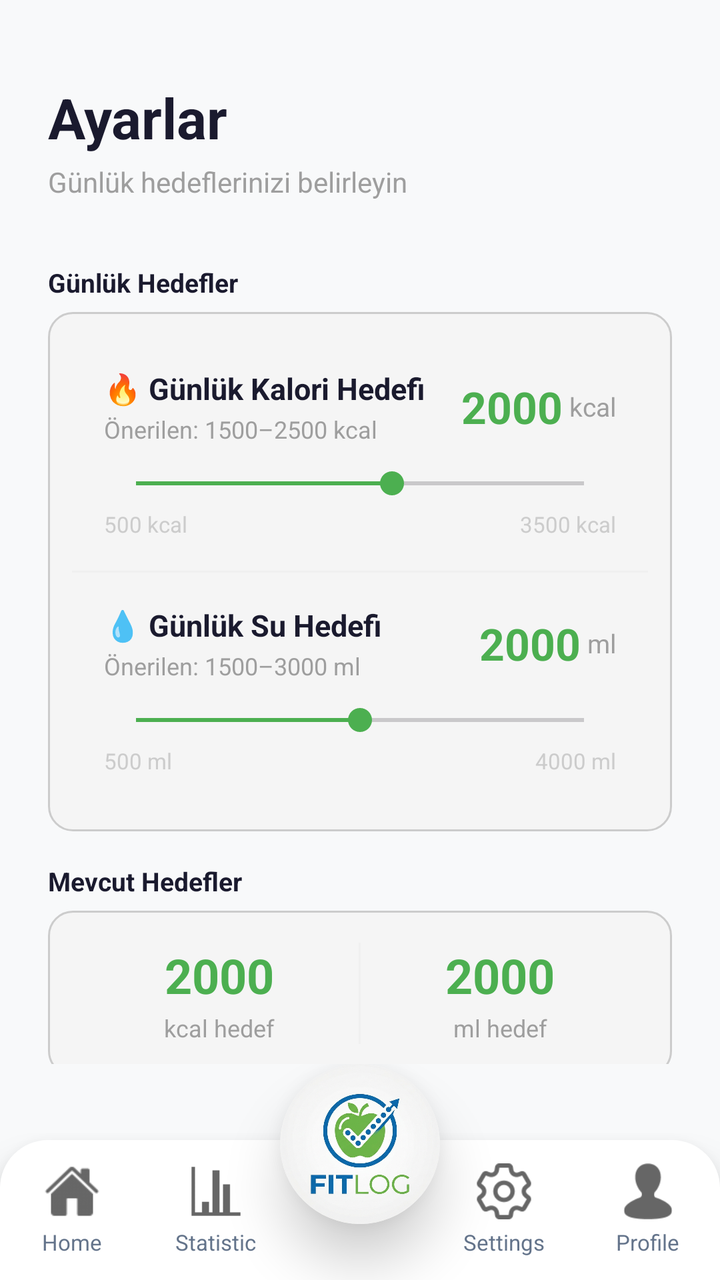
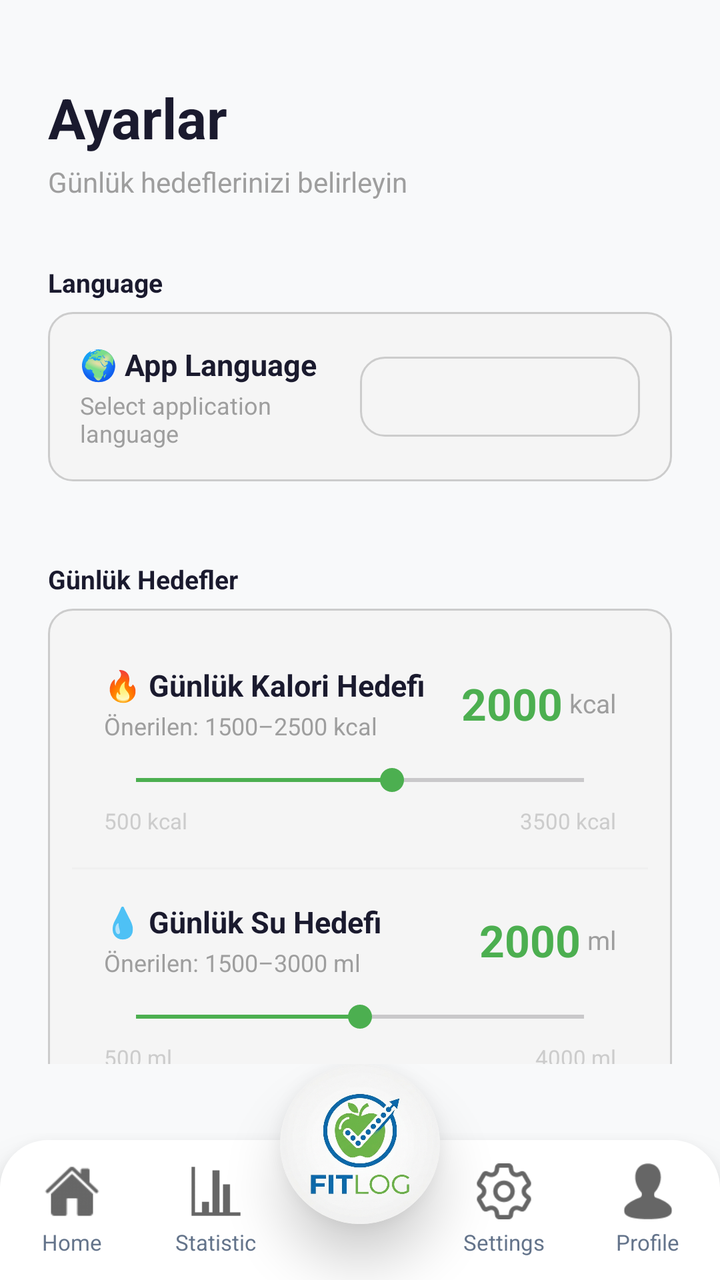

An Android layout rendered at two revisions. The XML below is the earlier revision; the diff shows what the commit changed to produce the second picture.
<!-- AndroidManifest.xml: application theme Theme.FitLog -->
<!-- res/layout/activity_settings.xml -->
<?xml version="1.0" encoding="utf-8"?>
<androidx.constraintlayout.widget.ConstraintLayout xmlns:android="http://schemas.android.com/apk/res/android"
    xmlns:app="http://schemas.android.com/apk/res-auto"
    xmlns:tools="http://schemas.android.com/tools"
    android:id="@+id/main"
    android:layout_width="match_parent"
    android:layout_height="match_parent"
    android:background="#F8F9FA"
    tools:context=".SettingsActivity">

    <androidx.core.widget.NestedScrollView
        android:layout_width="match_parent"
        android:layout_height="0dp"
        android:fillViewport="true"
        app:layout_constraintTop_toTopOf="parent"
        app:layout_constraintBottom_toTopOf="@id/navBarInclude">

        <LinearLayout
            android:layout_width="match_parent"
            android:layout_height="wrap_content"
            android:orientation="vertical"
            android:paddingStart="24dp"
            android:paddingEnd="24dp"
            android:paddingTop="40dp"
            android:paddingBottom="24dp">

            
            <TextView
                android:layout_width="wrap_content"
                android:layout_height="wrap_content"
                android:text="Ayarlar"
                android:textSize="28sp"
                android:textStyle="bold"
                android:textColor="#1A1A2E"
                android:layout_marginBottom="4dp" />

            <TextView
                android:layout_width="wrap_content"
                android:layout_height="wrap_content"
                android:text="Günlük hedeflerinizi belirleyin"
                android:textSize="14sp"
                android:textColor="#9E9E9E"
                android:layout_marginBottom="32dp" />

            
            <TextView
                android:layout_width="wrap_content"
                android:layout_height="wrap_content"
                android:text="Günlük Hedefler"
                android:textSize="13sp"
                android:textStyle="bold"
                android:textColor="#1A1A2E"
                android:layout_marginBottom="6dp" />

            
            <LinearLayout
                android:layout_width="match_parent"
                android:layout_height="wrap_content"
                android:orientation="vertical"
                android:background="@drawable/edittext_bg"
                android:layout_marginBottom="16dp">

                
                <LinearLayout
                    android:layout_width="match_parent"
                    android:layout_height="wrap_content"
                    android:orientation="vertical"
                    android:paddingStart="16dp"
                    android:paddingEnd="16dp"
                    android:paddingTop="16dp"
                    android:paddingBottom="16dp">

                    <LinearLayout
                        android:layout_width="match_parent"
                        android:layout_height="wrap_content"
                        android:orientation="horizontal"
                        android:gravity="center_vertical"
                        android:layout_marginBottom="10dp">

                        <LinearLayout
                            android:layout_width="0dp"
                            android:layout_height="wrap_content"
                            android:layout_weight="1"
                            android:orientation="vertical">

                            <TextView
                                android:layout_width="wrap_content"
                                android:layout_height="wrap_content"
                                android:text="🔥 Günlük Kalori Hedefi"
                                android:textSize="15sp"
                                android:textStyle="bold"
                                android:textColor="#1A1A2E" />

                            <TextView
                                android:layout_width="wrap_content"
                                android:layout_height="wrap_content"
                                android:text="Önerilen: 1500–2500 kcal"
                                android:textSize="12sp"
                                android:textColor="#9E9E9E"
                                android:layout_marginTop="2dp" />

                        </LinearLayout>

                        <TextView
                            android:id="@+id/tvCalorieGoalValue"
                            android:layout_width="wrap_content"
                            android:layout_height="wrap_content"
                            android:text="2000"
                            android:textSize="22sp"
                            android:textStyle="bold"
                            android:textColor="#4CAF50" />

                        <TextView
                            android:layout_width="wrap_content"
                            android:layout_height="wrap_content"
                            android:text=" kcal"
                            android:textSize="13sp"
                            android:textColor="#9E9E9E" />

                    </LinearLayout>

                    
                    <SeekBar
                        android:id="@+id/seekBarCalorie"
                        android:layout_width="match_parent"
                        android:layout_height="wrap_content"
                        android:max="3500"
                        android:progress="2000"
                        android:progressTint="#4CAF50"
                        android:thumbTint="#4CAF50" />

                    <LinearLayout
                        android:layout_width="match_parent"
                        android:layout_height="wrap_content"
                        android:orientation="horizontal"
                        android:layout_marginTop="4dp">

                        <TextView
                            android:layout_width="0dp"
                            android:layout_height="wrap_content"
                            android:layout_weight="1"
                            android:text="500 kcal"
                            android:textSize="11sp"
                            android:textColor="#CCCCCC" />

                        <TextView
                            android:layout_width="wrap_content"
                            android:layout_height="wrap_content"
                            android:text="3500 kcal"
                            android:textSize="11sp"
                            android:textColor="#CCCCCC" />

                    </LinearLayout>

                </LinearLayout>

                <View
                    android:layout_width="match_parent"
                    android:layout_height="1dp"
                    android:background="#F0F0F0" />

                
                <LinearLayout
                    android:layout_width="match_parent"
                    android:layout_height="wrap_content"
                    android:orientation="vertical"
                    android:paddingStart="16dp"
                    android:paddingEnd="16dp"
                    android:paddingTop="16dp"
                    android:paddingBottom="16dp">

                    <LinearLayout
                        android:layout_width="match_parent"
                        android:layout_height="wrap_content"
                        android:orientation="horizontal"
                        android:gravity="center_vertical"
                        android:layout_marginBottom="10dp">

                        <LinearLayout
                            android:layout_width="0dp"
                            android:layout_height="wrap_content"
                            android:layout_weight="1"
                            android:orientation="vertical">

                            <TextView
                                android:layout_width="wrap_content"
                                android:layout_height="wrap_content"
                                android:text="💧 Günlük Su Hedefi"
                                android:textSize="15sp"
                                android:textStyle="bold"
                                android:textColor="#1A1A2E" />

                            <TextView
                                android:layout_width="wrap_content"
                                android:layout_height="wrap_content"
                                android:text="Önerilen: 1500–3000 ml"
                                android:textSize="12sp"
                                android:textColor="#9E9E9E"
                                android:layout_marginTop="2dp" />

                        </LinearLayout>

                        <TextView
                            android:id="@+id/tvWaterGoalValue"
                            android:layout_width="wrap_content"
                            android:layout_height="wrap_content"
                            android:text="2000"
                            android:textSize="22sp"
                            android:textStyle="bold"
                            android:textColor="#4CAF50" />

                        <TextView
                            android:layout_width="wrap_content"
                            android:layout_height="wrap_content"
                            android:text=" ml"
                            android:textSize="13sp"
                            android:textColor="#9E9E9E" />

                    </LinearLayout>

                    
                    <SeekBar
                        android:id="@+id/seekBarWater"
                        android:layout_width="match_parent"
                        android:layout_height="wrap_content"
                        android:max="4000"
                        android:progress="2000"
                        android:progressTint="#4CAF50"
                        android:thumbTint="#4CAF50" />

                    <LinearLayout
                        android:layout_width="match_parent"
                        android:layout_height="wrap_content"
                        android:orientation="horizontal"
                        android:layout_marginTop="4dp">

                        <TextView
                            android:layout_width="0dp"
                            android:layout_height="wrap_content"
                            android:layout_weight="1"
                            android:text="500 ml"
                            android:textSize="11sp"
                            android:textColor="#CCCCCC" />

                        <TextView
                            android:layout_width="wrap_content"
                            android:layout_height="wrap_content"
                            android:text="4000 ml"
                            android:textSize="11sp"
                            android:textColor="#CCCCCC" />

                    </LinearLayout>

                </LinearLayout>

            </LinearLayout>

            
            <TextView
                android:layout_width="wrap_content"
                android:layout_height="wrap_content"
                android:text="Mevcut Hedefler"
                android:textSize="13sp"
                android:textStyle="bold"
                android:textColor="#1A1A2E"
                android:layout_marginBottom="6dp" />

            <LinearLayout
                android:layout_width="match_parent"
                android:layout_height="wrap_content"
                android:orientation="horizontal"
                android:background="@drawable/edittext_bg"
                android:padding="16dp"
                android:layout_marginBottom="24dp">

                <LinearLayout
                    android:layout_width="0dp"
                    android:layout_height="wrap_content"
                    android:layout_weight="1"
                    android:orientation="vertical"
                    android:gravity="center">

                    <TextView
                        android:id="@+id/tvCurrentCalorieGoal"
                        android:layout_width="wrap_content"
                        android:layout_height="wrap_content"
                        android:text="2000"
                        android:textSize="24sp"
                        android:textStyle="bold"
                        android:textColor="#4CAF50" />

                    <TextView
                        android:layout_width="wrap_content"
                        android:layout_height="wrap_content"
                        android:text="kcal hedef"
                        android:textSize="12sp"
                        android:textColor="#9E9E9E"
                        android:layout_marginTop="2dp" />

                </LinearLayout>

                <View
                    android:layout_width="1dp"
                    android:layout_height="match_parent"
                    android:background="#F0F0F0" />

                <LinearLayout
                    android:layout_width="0dp"
                    android:layout_height="wrap_content"
                    android:layout_weight="1"
                    android:orientation="vertical"
                    android:gravity="center">

                    <TextView
                        android:id="@+id/tvCurrentWaterGoal"
                        android:layout_width="wrap_content"
                        android:layout_height="wrap_content"
                        android:text="2000"
                        android:textSize="24sp"
                        android:textStyle="bold"
                        android:textColor="#4CAF50" />

                    <TextView
                        android:layout_width="wrap_content"
                        android:layout_height="wrap_content"
                        android:text="ml hedef"
                        android:textSize="12sp"
                        android:textColor="#9E9E9E"
                        android:layout_marginTop="2dp" />

                </LinearLayout>

            </LinearLayout>

            
            <Button
                android:id="@+id/btnSaveSettings"
                android:layout_width="match_parent"
                android:layout_height="52dp"
                android:text="Hedefleri Kaydet"
                android:textSize="16sp"
                android:textStyle="bold"
                android:textColor="#FFFFFF"
                android:backgroundTint="#4CAF50" />

        </LinearLayout>

    </androidx.core.widget.NestedScrollView>

    <include
        android:id="@+id/navBarInclude"
        layout="@layout/nav_bar"
        android:layout_width="match_parent"
        android:layout_height="wrap_content"
        app:layout_constraintBottom_toBottomOf="parent" />

</androidx.constraintlayout.widget.ConstraintLayout>
<!-- res/layout/nav_bar.xml (included above) -->
<?xml version="1.0" encoding="utf-8"?>
<androidx.constraintlayout.widget.ConstraintLayout xmlns:android="http://schemas.android.com/apk/res/android"
    android:layout_width="match_parent"
    android:layout_height="match_parent"
    xmlns:app="http://schemas.android.com/apk/res-auto">

    <LinearLayout
        android:id="@+id/bottom_bar_container"
        android:layout_width="match_parent"
        android:layout_height="70dp"
        android:orientation="horizontal"
        android:background="@drawable/nav_bar_bg"
        android:weightSum="5"
        android:elevation="12dp"
        android:paddingVertical="8dp"
        app:layout_constraintBottom_toBottomOf="parent"
        app:layout_constraintStart_toStartOf="parent"
        app:layout_constraintEnd_toEndOf="parent">

        <LinearLayout
            android:layout_width="0dp"
            android:clickable="true"
            android:focusable="true"
            android:onClick="navHomePage"
            android:layout_height="match_parent"
            android:layout_weight="1"
            android:orientation="vertical"
            android:gravity="center"
            android:background="?attr/selectableItemBackgroundBorderless">

            <ImageView
                android:layout_width="28dp"
                android:layout_height="28dp"
                android:src="@drawable/mainpage"
                android:alpha="0.6"
                android:contentDescription="Home Page"/>

            <TextView
                android:layout_width="wrap_content"
                android:layout_height="wrap_content"
                android:layout_marginTop="4dp"
                android:text="Home"
                android:textSize="11sp"
                android:textAlignment="center"
                android:textColor="#64748B"/>
        </LinearLayout>

        <LinearLayout
            android:layout_width="0dp"
            android:layout_height="match_parent"
            android:clickable="true"
            android:focusable="true"
            android:onClick="navStatistic"
            android:layout_weight="1"
            android:orientation="vertical"
            android:gravity="center"
            android:background="?attr/selectableItemBackgroundBorderless">

            <ImageView
                android:layout_width="28dp"
                android:layout_height="28dp"
                android:src="@drawable/statistic"
                android:alpha="0.6"
                android:contentDescription="Quiz"/>

            <TextView
                android:layout_width="wrap_content"
                android:layout_height="wrap_content"
                android:layout_marginTop="4dp"
                android:text="Statistic"
                android:textSize="11sp"
                android:textColor="#64748B"/>
        </LinearLayout>

        <View
            android:layout_width="0dp"
            android:layout_height="match_parent"
            android:layout_weight="1"/>

        <LinearLayout
            android:layout_width="0dp"
            android:layout_height="match_parent"
            android:layout_weight="1"
            android:orientation="vertical"
            android:clickable="true"
            android:focusable="true"
            android:onClick="goToEducation"
            android:gravity="center"
            android:background="?attr/selectableItemBackgroundBorderless">

            <ImageView
                android:layout_width="28dp"
                android:layout_height="28dp"
                android:src="@drawable/setting"
                android:alpha="0.6"
                android:contentDescription="Education"/>

            <TextView
                android:layout_width="wrap_content"
                android:layout_height="wrap_content"
                android:layout_marginTop="4dp"
                android:text="Settings"
                android:textSize="11sp"
                android:textColor="#64748B"/>
        </LinearLayout>

        <LinearLayout
            android:layout_width="0dp"
            android:layout_height="match_parent"
            android:layout_weight="1"
            android:orientation="vertical"
            android:clickable="true"
            android:focusable="true"
            android:onClick="navProfile"
            android:gravity="center"
            android:background="?attr/selectableItemBackgroundBorderless">

            <ImageView
                android:layout_width="28dp"
                android:layout_height="28dp"
                android:src="@drawable/profile"
                android:alpha="0.6"
                android:contentDescription="About Us"/>

            <TextView
                android:layout_width="wrap_content"
                android:layout_height="wrap_content"
                android:layout_marginTop="4dp"
                android:text="Profile"
                android:textAlignment="center"
                android:textSize="11sp"
                android:textColor="#64748B"/>
        </LinearLayout>

    </LinearLayout>

    
    <androidx.cardview.widget.CardView
        android:layout_width="80dp"
        android:layout_height="80dp"
        android:layout_marginBottom="28dp"
        app:cardCornerRadius="40dp"
        app:cardElevation="16dp"
        app:cardBackgroundColor="@android:color/white"
        app:layout_constraintBottom_toBottomOf="parent"
        app:layout_constraintStart_toStartOf="parent"
        app:layout_constraintEnd_toEndOf="parent">

        <ImageView
            android:id="@+id/center_logo"
            android:clickable="true"
            android:focusable="true"
            android:onClick="navHomePage"
            android:layout_width="match_parent"
            android:layout_height="match_parent"
            android:src="@drawable/applogo"
            android:scaleType="centerCrop"
            android:contentDescription="Center Logo"/>

    </androidx.cardview.widget.CardView>

</androidx.constraintlayout.widget.ConstraintLayout>
<!-- resources referenced by this layout -->
<resources>
  <!-- drawable applogo: png bitmap (drawable, 927658 bytes) -->
  <!-- drawable edittext_bg (drawable) -->
  <?xml version="1.0" encoding="utf-8"?>
  <selector xmlns:android="http://schemas.android.com/apk/res/android">
  
      
      <item android:state_focused="true">
          <shape>
              <solid android:color="#FFFFFF"/>
              <corners android:radius="12dp"/>
              <stroke
                  android:width="2dp"
                  android:color="#4CAF50"/>
              <padding
                  android:left="12dp"
                  android:right="12dp"
                  android:top="12dp"
                  android:bottom="12dp"/>
          </shape>
      </item>
  
      
      <item>
          <shape>
              <solid android:color="#F5F5F5"/>
              <corners android:radius="12dp"/>
              <stroke
                  android:width="1dp"
                  android:color="#CCCCCC"/>
              <padding
                  android:left="12dp"
                  android:right="12dp"
                  android:top="12dp"
                  android:bottom="12dp"/>
          </shape>
      </item>
  
  </selector>
  <!-- drawable mainpage: png bitmap (drawable, 942 bytes) -->
  <!-- drawable nav_bar_bg (drawable) -->
  <?xml version="1.0" encoding="utf-8"?>
  <shape xmlns:android="http://schemas.android.com/apk/res/android"
      android:shape="rectangle">
      <solid android:color="#FFFFFF" />
      <corners
          android:topLeftRadius="24dp"
          android:topRightRadius="24dp" />
  </shape>
  <!-- drawable profile: png bitmap (drawable, 763 bytes) -->
  <!-- drawable setting: png bitmap (drawable, 1731 bytes) -->
  <!-- drawable statistic: png bitmap (drawable, 151 bytes) -->
  <style name="Theme.FitLog" parent="Base.Theme.FitLog" />
  <style name="Base.Theme.FitLog" parent="Theme.Material3.Light.NoActionBar">
          
          
      </style>
</resources>

<!-- the commit's change to res/layout/activity_settings.xml (unified diff, before → after) -->
@@ -41,6 +41,67 @@
                 android:textSize="14sp"
                 android:textColor="#9E9E9E"
                 android:layout_marginBottom="32dp" />
+
+            <LinearLayout
+                android:layout_width="match_parent"
+                android:orientation="vertical"
+                android:layout_marginBottom="16dp"
+                android:layout_height="wrap_content">
+
+                
+                <TextView
+                    android:layout_width="wrap_content"
+                    android:layout_height="wrap_content"
+                    android:text="Language"
+                    android:textSize="13sp"
+                    android:textStyle="bold"
+                    android:textColor="#1A1A2E"
+                    android:layout_marginBottom="6dp" />
+
+                
+                <LinearLayout
+                    android:layout_width="match_parent"
+                    android:layout_height="wrap_content"
+                    android:orientation="horizontal"
+                    android:background="@drawable/edittext_bg"
+                    android:padding="16dp"
+                    android:gravity="center_vertical"
+                    android:layout_marginBottom="24dp">
+
+                    <LinearLayout
+                        android:layout_width="0dp"
+                        android:layout_height="wrap_content"
+                        android:layout_weight="1"
+                        android:orientation="vertical">
+
+                        <TextView
+                            android:layout_width="wrap_content"
+                            android:layout_height="wrap_content"
+                            android:text="🌍 App Language"
+                            android:textSize="15sp"
+                            android:textStyle="bold"
+                            android:textColor="#1A1A2E"/>
+
+                        <TextView
+                            android:layout_width="wrap_content"
+                            android:layout_height="wrap_content"
+                            android:text="Select application language"
+                            android:textSize="12sp"
+                            android:textColor="#9E9E9E"
+                            android:layout_marginTop="2dp"/>
+
+                    </LinearLayout>
+
+                    <Spinner
+                        android:id="@+id/spinnerLanguage"
+                        android:layout_width="140dp"
+                        android:layout_height="40dp"
+                        android:background="@drawable/edittext_bg"
+                        android:padding="6dp"/>
+
+                </LinearLayout>
+
+            </LinearLayout>
 
             
             <TextView
